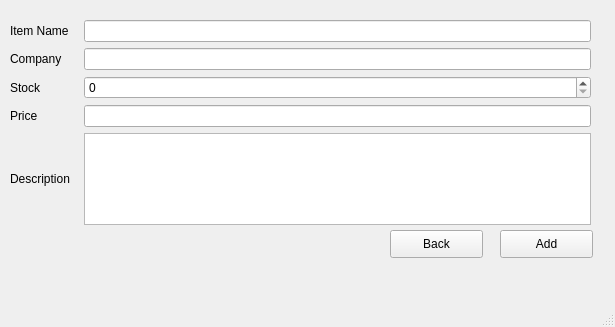
The window that ui_files/ItemAdd.ui (TahaZahid05/Restaurant-Managment-System) describes before a commit, drawn with Qt 5.
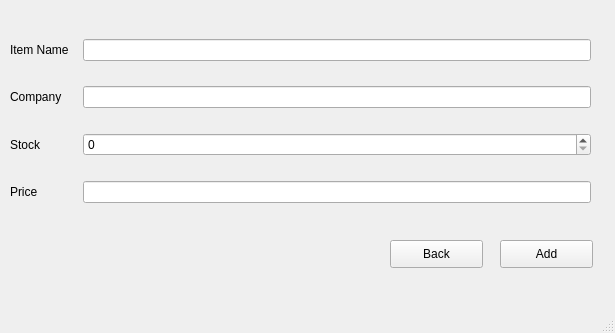
The same window after the commit.

Commit message: User screen and user screen changed

Diff of the .ui file:
```diff
--- a/ui_files/ItemAdd.ui
+++ b/ui_files/ItemAdd.ui
@@ -7,7 +7,7 @@
     <x>0</x>
     <y>0</y>
     <width>615</width>
-    <height>327</height>
+    <height>333</height>
    </rect>
   </property>
   <property name="windowTitle">
@@ -18,7 +18,7 @@
     <property name="geometry">
      <rect>
       <x>500</x>
-      <y>230</y>
+      <y>240</y>
       <width>93</width>
       <height>28</height>
      </rect>
@@ -31,7 +31,7 @@
     <property name="geometry">
      <rect>
       <x>390</x>
-      <y>230</y>
+      <y>240</y>
       <width>93</width>
       <height>28</height>
      </rect>
@@ -49,16 +49,12 @@
       <height>205</height>
      </rect>
     </property>
-    <layout class="QGridLayout" name="gridLayout" rowstretch="0,0,0,0,0" columnstretch="0,0">
+    <layout class="QGridLayout" name="gridLayout" rowstretch="0,0,0,0" columnstretch="0,0">
      <property name="horizontalSpacing">
       <number>14</number>
      </property>
-     <item row="3" column="0">
-      <widget class="QLabel" name="label_6">
-       <property name="text">
-        <string>Price</string>
-       </property>
-      </widget>
+     <item row="0" column="1">
+      <widget class="QLineEdit" name="lineEdit_7"/>
      </item>
      <item row="0" column="0">
       <widget class="QLabel" name="label_7">
@@ -67,29 +63,10 @@
        </property>
       </widget>
      </item>
-     <item row="0" column="1">
-      <widget class="QLineEdit" name="lineEdit_7"/>
-     </item>
-     <item row="4" column="0">
-      <widget class="QLabel" name="label_9">
+     <item row="3" column="0">
+      <widget class="QLabel" name="label_6">
        <property name="text">
-        <string>Description</string>
-       </property>
-      </widget>
-     </item>
-     <item row="4" column="1">
-      <widget class="QPlainTextEdit" name="plainTextEdit"/>
-     </item>
-     <item row="1" column="1">
-      <widget class="QLineEdit" name="userName"/>
-     </item>
-     <item row="3" column="1">
-      <widget class="QLineEdit" name="emailAddress"/>
-     </item>
-     <item row="1" column="0">
-      <widget class="QLabel" name="label_5">
-       <property name="text">
-        <string>Company</string>
+        <string>Price</string>
        </property>
       </widget>
      </item>
@@ -100,9 +77,22 @@
        </property>
       </widget>
      </item>
+     <item row="1" column="0">
+      <widget class="QLabel" name="label_5">
+       <property name="text">
+        <string>Company</string>
+       </property>
+      </widget>
+     </item>
+     <item row="3" column="1">
+      <widget class="QLineEdit" name="emailAddress"/>
+     </item>
      <item row="2" column="1">
       <widget class="QSpinBox" name="spinBox"/>
      </item>
+     <item row="1" column="1">
+      <widget class="QLineEdit" name="userName"/>
+     </item>
     </layout>
    </widget>
   </widget>
```
The commit also changes 11 other files.
